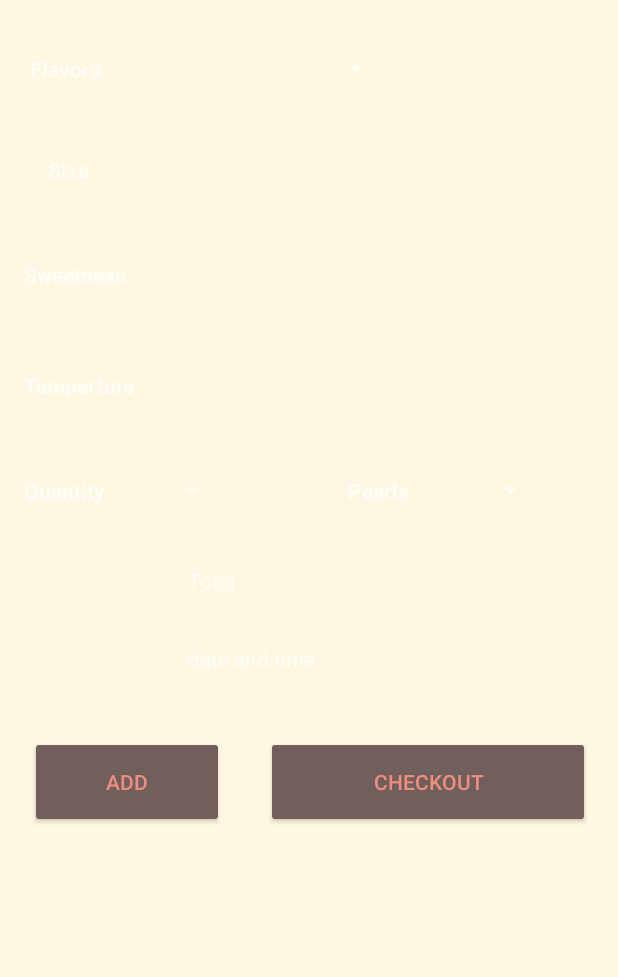
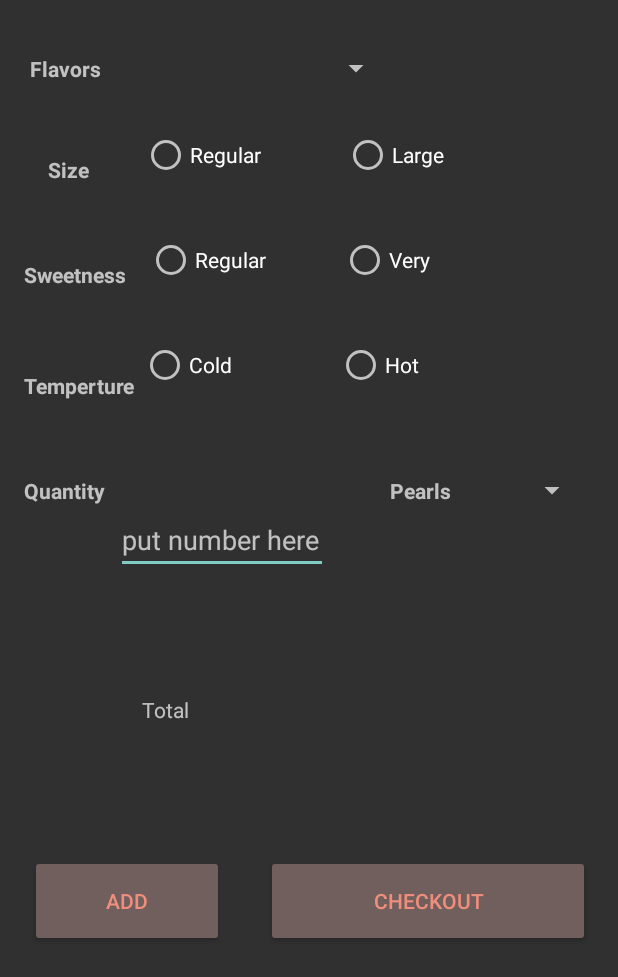
Before and after one commit to czy141592654/A-Plus-Tea, an Android app: the fragment OrderScreen shown on its own in the app's theme, on a phone screen of 412 x 824 dp. Shown: the top 977 px of the screen. Run offline under Robolectric (Android 15) with nearby library versions, the phone set to English and light mode, and no system bars.

Commit message:
i am working on the OrderScreen

```diff
--- a/app/src/main/AndroidManifest.xml
+++ b/app/src/main/AndroidManifest.xml
@@ -22,9 +22,6 @@
         <activity android:name=".mainActivity.MainActivity">
         </activity>
 
-        <meta-data
-            android:name="preloaded_fonts"
-            android:resource="@array/preloaded_fonts" />
     </application>
 
 </manifest>
--- a/app/src/main/java/com/example/aplustea/BubbleTeaViewModel.kt
+++ b/app/src/main/java/com/example/aplustea/BubbleTeaViewModel.kt
@@ -6,10 +6,17 @@ import androidx.lifecycle.MutableLiveData
 
 class BubbleTeaViewModel(application: Application): AndroidViewModel(application){
     var bubbleTeaType = MutableLiveData<String>()
-    var sweetness = MutableLiveData<String>()
+    var sweetnessSpinnerPosition = MutableLiveData<Int>()
+    var temperatureSpinnerPosition = MutableLiveData<Int>()
+    var pearlsSpinnerPosition = MutableLiveData<Int>()
+    var qtyString = MutableLiveData<String>()
 
     init {
         bubbleTeaType.value = ""
+        sweetnessSpinnerPosition.value = 0
+        temperatureSpinnerPosition.value = 0
+        pearlsSpinnerPosition.value = 0
+        qtyString.value = ""
 
     }
 }
--- a/app/src/main/java/com/example/aplustea/fragment/OrderScreen.kt
+++ b/app/src/main/java/com/example/aplustea/fragment/OrderScreen.kt
@@ -6,20 +6,41 @@ import androidx.fragment.app.Fragment
 import android.view.LayoutInflater
 import android.view.View
 import android.view.ViewGroup
+import androidx.lifecycle.ViewModelProviders
+import com.example.aplustea.BubbleTeaViewModel
 import com.example.aplustea.R
+import java.lang.Exception
 
 /**
  * A simple [Fragment] subclass.
  */
 class OrderScreen : Fragment() {
+    lateinit var bubbleTeaViewModel: BubbleTeaViewModel
+//    val sizeTypes = arrayOf("Small", "Medium", "Large")
+//    val sweetnessTypes = arrayOf("None", "Medium", "Very")
+//    val temperatureTypes = arrayOf("Cold", "Hot")
+    val pearlsTypes = arrayOf("Yes", "No")
 
     override fun onCreateView(
         inflater: LayoutInflater, container: ViewGroup?,
         savedInstanceState: Bundle?
     ): View? {
+        bubbleTeaViewModel = activity?.run{
+            ViewModelProviders.of(this).get(BubbleTeaViewModel::class.java)
+        }?:throw Exception("activity invalid")
         // Inflate the layout for this fragment
         return inflater.inflate(R.layout.fragment_order_screen, container, false)
     }
 
+    override fun onPause() {
+        super.onPause()
+
+
+    }
+
+    override fun onViewCreated(view: View, savedInstanceState: Bundle?) {
+
+    }
+
 
 }
--- a/app/src/main/java/com/example/aplustea/mainActivity/MainActivity.kt
+++ b/app/src/main/java/com/example/aplustea/mainActivity/MainActivity.kt
@@ -14,10 +14,10 @@ class MainActivity : AppCompatActivity() {
     override fun onCreate(savedInstanceState: Bundle?) {
         super.onCreate(savedInstanceState)
 
-        setSupportActionBar(findViewById(R.id.toolbar))
+        setSupportActionBar(findViewById(R.id.myToolbar))
 
         val navController = findNavController(R.id.nav_host_frag)
-        toolbar.setupWithNavController(navController)
+        myToolbar.setupWithNavController(navController)
     }
 
 
--- a/app/src/main/res/layout/activity_main.xml
+++ b/app/src/main/res/layout/activity_main.xml
@@ -8,7 +8,7 @@
     tools:context=".mainActivity.MainActivity">
 
     <androidx.appcompat.widget.Toolbar
-        android:id="@+id/toolbar"
+        android:id="@+id/myToolbar"
         android:layout_width="match_parent"
         android:layout_height="?actionBarSize"
         android:background="#EF8E7D">
--- a/app/src/main/res/layout/fragment_favorites_screen.xml
+++ b/app/src/main/res/layout/fragment_favorites_screen.xml
@@ -5,13 +5,12 @@
     android:layout_height="match_parent"
     android:background="#FEF7E1"
     android:orientation="vertical"
-    tools:context=".fragment.PreviousOrdersScreen">
+    tools:context=".fragment.FavoritesScreen">
 
     <TextView
         android:id="@+id/textView3"
         android:layout_width="wrap_content"
         android:layout_height="wrap_content"
-        android:fontFamily="@font/modak"
         android:text="Tap Favorite to re-order."
         android:textColor="#EF8E7D"
         android:textSize="22sp"
--- a/app/src/main/res/layout/fragment_login_screen.xml
+++ b/app/src/main/res/layout/fragment_login_screen.xml
@@ -14,7 +14,6 @@
         android:layout_marginTop="252dp"
         android:background="#00FFFFFF"
         android:scaleType="fitCenter"
-        android:src="@drawable/SignInwithGoogle"
         app:layout_constraintEnd_toEndOf="parent"
         app:layout_constraintHorizontal_bias="0.0"
         app:layout_constraintStart_toStartOf="parent"
@@ -26,7 +25,6 @@
         android:layout_height="107dp"
         android:background="#00FFFFFF"
         android:scaleType="fitCenter"
-        android:src="@drawable/Facebooksignin"
         app:layout_constraintEnd_toEndOf="parent"
         app:layout_constraintStart_toStartOf="parent"
         app:layout_constraintTop_toBottomOf="@+id/imageButton" />
--- a/app/src/main/res/layout/fragment_menu_screen.xml
+++ b/app/src/main/res/layout/fragment_menu_screen.xml
@@ -12,7 +12,6 @@
         android:layout_width="wrap_content"
         android:layout_height="wrap_content"
         android:layout_marginTop="60dp"
-        android:fontFamily="@font/modak"
         android:text="Currently, we only offer one flavour, but more are  coming!"
         android:textColor="#EF8E7D"
         app:layout_constraintEnd_toEndOf="parent"
@@ -36,7 +35,6 @@
         android:layout_width="389dp"
         android:layout_height="41dp"
         android:layout_marginTop="48dp"
-        android:fontFamily="@font/modak"
         android:text="When you order, feel free to  customise your sweetness, ice, and pearl preference!"
         android:textColor="#EF8E7D"
         app:layout_constraintEnd_toEndOf="parent"
--- a/app/src/main/res/layout/fragment_order_screen.xml
+++ b/app/src/main/res/layout/fragment_order_screen.xml
@@ -5,7 +5,7 @@
     xmlns:tools="http://schemas.android.com/tools"
     android:layout_width="match_parent"
     android:layout_height="match_parent"
-    android:background="#FEF7E1"
+
     android:orientation="vertical"
     tools:context=".fragment.HomeScreen">
 
@@ -13,12 +13,15 @@
         android:id="@+id/pearls"
         android:layout_width="wrap_content"
         android:layout_height="wrap_content"
-            android:layout_marginStart="80dp"
         android:layout_marginTop="40dp"
         android:text="Pearls"
         android:textStyle="bold"
-            app:layout_constraintStart_toEndOf="@+id/quanity_spinner"
-            app:layout_constraintTop_toBottomOf="@+id/temp_radioGroup" />
+        app:layout_constraintBottom_toBottomOf="parent"
+        app:layout_constraintEnd_toEndOf="parent"
+        app:layout_constraintHorizontal_bias="0.7"
+        app:layout_constraintStart_toStartOf="parent"
+        app:layout_constraintTop_toBottomOf="@+id/temp_radioGroup"
+        app:layout_constraintVertical_bias="0.0" />
 
     <TextView
         android:id="@+id/favors"
@@ -93,7 +96,20 @@
             app:layout_constraintEnd_toEndOf="parent"
             app:layout_constraintHorizontal_bias="1.0"
             app:layout_constraintStart_toEndOf="@+id/favors3"
-            app:layout_constraintTop_toBottomOf="@+id/flavor_spinner" />
+        android:orientation="horizontal"
+            app:layout_constraintTop_toBottomOf="@+id/flavor_spinner" >
+
+            <RadioButton
+                android:layout_width="wrap_content"
+                android:layout_height="wrap_content"
+                android:text="Regular" />
+            <RadioButton
+                android:layout_width="wrap_content"
+                android:layout_height="wrap_content"
+                android:text="Large"
+                android:layout_marginLeft="55dp"/>
+
+    </RadioGroup>
 
     <RadioGroup
             android:id="@+id/sweetness_radioGroup"
@@ -101,10 +117,24 @@
             android:layout_height="50dp"
             android:layout_marginTop="20dp"
             android:layout_marginEnd="16dp"
+        android:orientation="horizontal"
             app:layout_constraintEnd_toEndOf="parent"
             app:layout_constraintHorizontal_bias="1.0"
             app:layout_constraintStart_toEndOf="@+id/favors4"
-            app:layout_constraintTop_toBottomOf="@+id/size_radioGroup" />
+            app:layout_constraintTop_toBottomOf="@+id/size_radioGroup" >
+        <RadioButton
+            android:layout_width="wrap_content"
+            android:layout_height="wrap_content"
+            android:text="Regular"/>
+        <RadioButton
+            android:layout_width="wrap_content"
+            android:layout_height="wrap_content"
+            android:text="Very"
+            android:layout_marginLeft="50dp">
+        </RadioButton>
+
+
+    </RadioGroup>
 
         <RadioGroup
             android:id="@+id/temp_radioGroup"
@@ -114,19 +144,23 @@
             android:layout_marginTop="20dp"
             app:layout_constraintEnd_toEndOf="parent"
             app:layout_constraintHorizontal_bias="0.0"
+            android:orientation="horizontal"
             app:layout_constraintStart_toEndOf="@+id/favors6"
             app:layout_constraintTop_toBottomOf="@+id/sweetness_radioGroup">
 
+            <RadioButton
+                android:layout_width="wrap_content"
+                android:layout_height="wrap_content"
+                android:text="Cold" />
+            <RadioButton
+                android:layout_width="wrap_content"
+                android:layout_height="wrap_content"
+                android:text="Hot"
+                android:layout_marginLeft="70dp">
+
+            </RadioButton>
+
         </RadioGroup>
-
-        <Spinner
-            android:id="@+id/quanity_spinner"
-            android:layout_width="54dp"
-            android:layout_height="52dp"
-            android:layout_marginStart="28dp"
-            android:layout_marginTop="24dp"
-            app:layout_constraintStart_toEndOf="@+id/quantity"
-            app:layout_constraintTop_toBottomOf="@+id/temp_radioGroup" />
 
     <Spinner
             android:id="@+id/pearls_spinner"
@@ -139,45 +173,61 @@
 
     <TextView
         android:id="@+id/item_total_textview"
-            android:layout_width="161dp"
-            android:layout_height="52dp"
-            android:layout_marginTop="24dp"
+        android:layout_width="204dp"
+        android:layout_height="81dp"
+        android:layout_marginBottom="268dp"
         android:text="Total"
+        app:layout_constraintBottom_toBottomOf="parent"
         app:layout_constraintEnd_toEndOf="parent"
+        app:layout_constraintHorizontal_bias="0.454"
         app:layout_constraintStart_toStartOf="parent"
-            app:layout_constraintTop_toBottomOf="@+id/quanity_spinner" />
-
-        <TextView
-            android:id="@+id/date_time_textview"
-            android:layout_width="161dp"
-            android:layout_height="33dp"
-            android:text="date and time"
-            app:layout_constraintEnd_toEndOf="parent"
-            app:layout_constraintStart_toStartOf="parent"
-            app:layout_constraintTop_toBottomOf="@+id/item_total_textview" />
+        app:layout_constraintTop_toTopOf="parent"
+        app:layout_constraintVertical_bias="0.976" />
 
     <Button
         android:id="@+id/button"
         android:layout_width="129dp"
         android:layout_height="61dp"
         android:layout_marginStart="20dp"
-            android:layout_marginTop="28dp"
         android:backgroundTint="#705F5C"
         android:text="ADD"
         android:textColor="#EF8E7D"
+        app:layout_constraintBottom_toBottomOf="parent"
+        app:layout_constraintEnd_toEndOf="parent"
+        app:layout_constraintHorizontal_bias="0.0"
         app:layout_constraintStart_toStartOf="parent"
-            app:layout_constraintTop_toBottomOf="@+id/date_time_textview" />
+        app:layout_constraintTop_toTopOf="parent"
+        app:layout_constraintVertical_bias="0.747" />
 
     <Button
         android:id="@+id/button2"
         android:layout_width="216dp"
         android:layout_height="61dp"
         android:layout_marginStart="28dp"
-            android:layout_marginTop="28dp"
         android:backgroundTint="#705F5C"
         android:text="CHECKOUT"
         android:textColor="#EF8E7D"
+        app:layout_constraintBottom_toBottomOf="parent"
+        app:layout_constraintEnd_toEndOf="parent"
+        app:layout_constraintHorizontal_bias="0.0"
         app:layout_constraintStart_toEndOf="@+id/button"
-            app:layout_constraintTop_toBottomOf="@+id/date_time_textview" />
+        app:layout_constraintTop_toTopOf="parent"
+        app:layout_constraintVertical_bias="0.747" />
+
+    <EditText
+        android:id="@+id/quantity_editText"
+        android:layout_width="141dp"
+        android:layout_height="40dp"
+        android:ems="10"
+        android:hint="put number here"
+        android:inputType="textPersonName"
+
+
+        app:layout_constraintBottom_toBottomOf="parent"
+        app:layout_constraintEnd_toEndOf="parent"
+        app:layout_constraintHorizontal_bias="0.285"
+        app:layout_constraintStart_toStartOf="parent"
+        app:layout_constraintTop_toTopOf="parent"
+        app:layout_constraintVertical_bias="0.437" />
 
 </androidx.constraintlayout.widget.ConstraintLayout>
```
Lines whose indentation alone changed are shown as unchanged.
